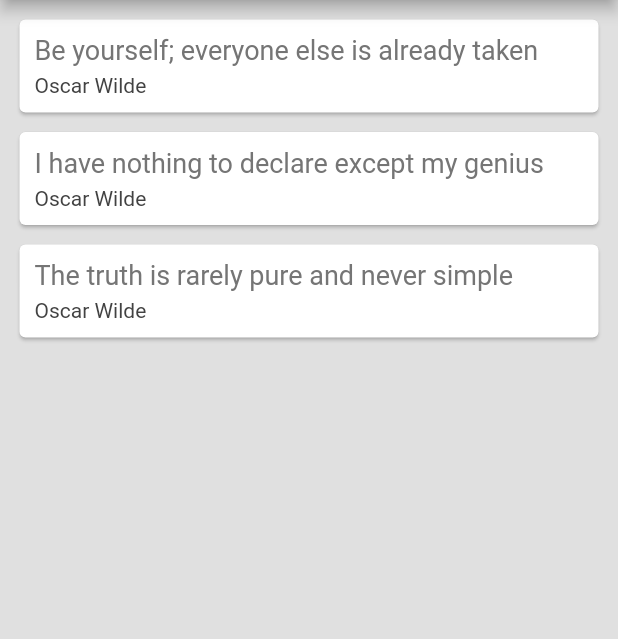
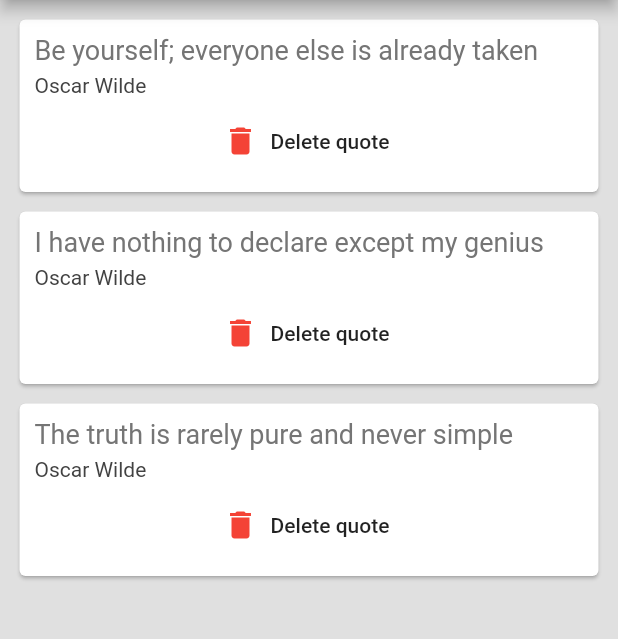
Before and after one commit to Zae21/quotes_flutter_app, a Flutter app: the screen it shows after launch, on a phone screen of 412 x 824 dp, the part 84-723 px from its top. Run offline on Flutter 3.47's test engine with Material 2 defaults, Android fonts, the phone set to English and light mode, and no system bars.

Commit message:
add new section

```diff
--- a/lib/quote-card.dart
+++ b/lib/quote-card.dart
@@ -4,7 +4,8 @@ import './quote.dart';
 class QuoteCard extends StatelessWidget {
 
   final Quote quote;
-  QuoteCard({this.quote});
+  final Function delete;
+  QuoteCard({this.quote, this.delete});
 
   @override
   Widget build(BuildContext context) {
@@ -28,6 +29,14 @@ class QuoteCard extends StatelessWidget {
                     color: Colors.grey[800],
                   )
               ),
+              SizedBox(height:5.0),
+              FlatButton.icon(
+                onPressed: delete,
+                icon: Icon(Icons.delete,
+                  color: Colors.red,
+                ),
+                label: Text('Delete quote'),
+              )
             ],
           ),
         )
--- a/lib/quotes-list.dart
+++ b/lib/quotes-list.dart
@@ -15,10 +15,6 @@ class _QuotesListState extends State<QuotesList> {
     Quote(text: 'The truth is rarely pure and never simple', author: 'Oscar Wilde'),
   ];
 
-  Widget quoteCard(quote){
-    return new QuoteCard(quote:quote);
-  }
-
   @override
   Widget build(BuildContext context) {
     return Scaffold(
@@ -30,7 +26,14 @@ class _QuotesListState extends State<QuotesList> {
         centerTitle: true,
       ),
       body: Column(
-        children: quotes.map((q) => quoteCard(q)).toList()
+        children: quotes.map((q) => QuoteCard(
+            quote: q,
+            delete: (){
+              setState((){
+                quotes.remove(q);
+              });
+            }
+        )).toList()
       )
     );
   }
```
